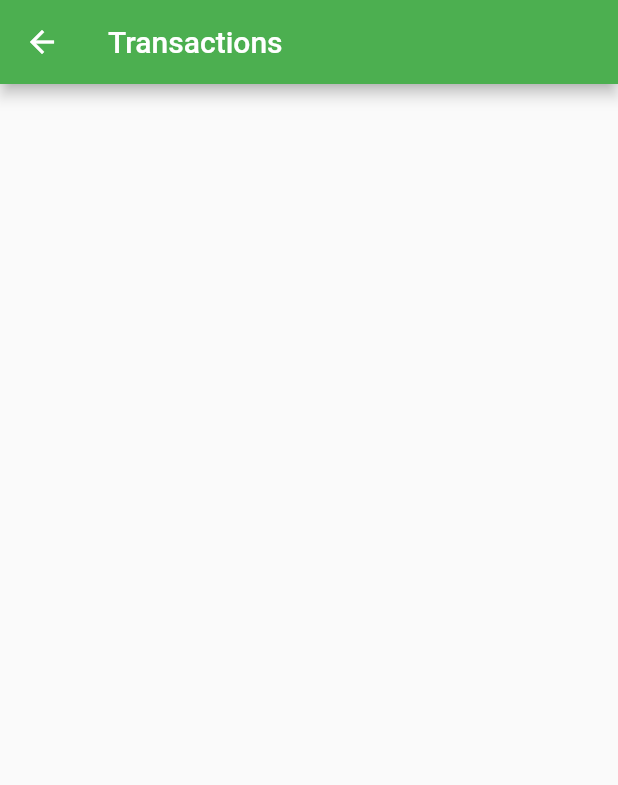
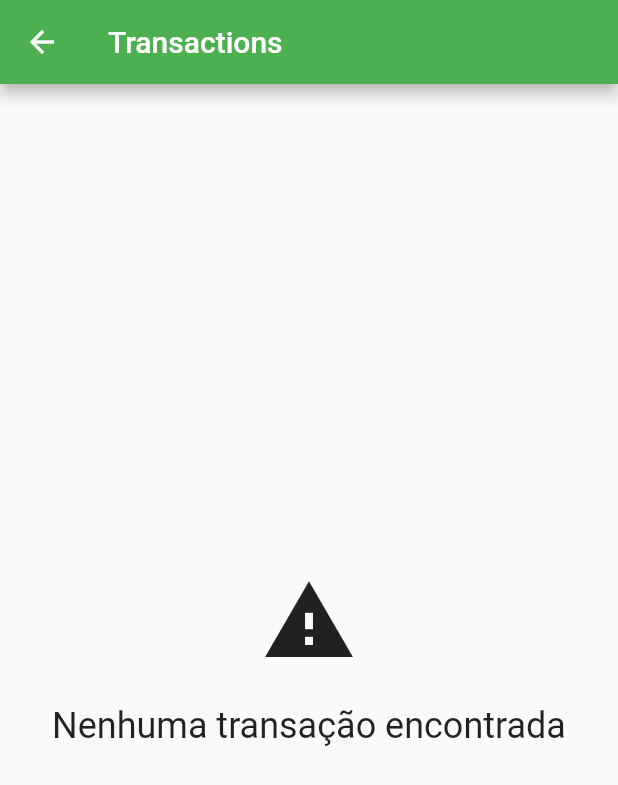
Before and after one commit to MGMAGNOJ/bytebankapi, a Flutter app: the TransactionsList screen opened directly, on a phone screen of 412 x 824 dp. Shown: the top 785 px of the screen. Run offline on Flutter 3.47's test engine with Material 2 defaults, Android fonts, the phone set to English and light mode, and no system bars; our stand-ins replace sqflite; missing offline and left inert: http_interceptor; accounts and stored records are empty; statements that could not run were skipped.

```diff
--- /dev/null
+++ b/lib/components/centered_message.dart
@@ -0,0 +1,40 @@
+import 'package:flutter/material.dart';
+
+class CenteredMessage extends StatelessWidget {
+  final String message;
+  final IconData icon;
+  final double iconSize;
+  final double fontSize;
+
+  CenteredMessage(
+    this.message, {
+    this.icon = Icons.warning,
+    this.iconSize = 64,
+    this.fontSize = 24,
+  });
+
+  @override
+  Widget build(BuildContext context) {
+    return Center(
+      child: Column(
+        mainAxisAlignment: MainAxisAlignment.center,
+        crossAxisAlignment: CrossAxisAlignment.center,
+        children: <Widget>[
+          Visibility(
+            child: Icon(
+              icon,
+              size: iconSize,
+            ),
+          ),
+          Padding(
+            padding: const EdgeInsets.only(top: 24.0),
+            child: Text(
+              message,
+              style: TextStyle(fontSize: fontSize),
+            ),
+          ),
+        ],
+      ),
+    );
+  }
+}
--- a/lib/screens/forms/contact_form.dart
+++ b/lib/screens/forms/contact_form.dart
@@ -64,9 +64,9 @@ class _ContactsFormState extends State<ContactsForm> {
                     final String _nome = _nameEditingController.text;
                     // solução para checagem de int no campo text.
                     // IMPORTANTE
-                    final String _conta_text = _contaEditingController.text;
-                    int _conta = int.tryParse(_conta_text) != null
-                        ? int.parse(_conta_text)
+                    final String _conta_Text = _contaEditingController.text;
+                    int _conta = int.tryParse(_conta_Text) != null
+                        ? int.parse(_conta_Text)
                         : 0;
                     // agora sim executar o processamento
                     final Contato novoContato = Contato(0, _nome, _conta);
--- a/lib/screens/transactions_list/transactions_list.dart
+++ b/lib/screens/transactions_list/transactions_list.dart
@@ -1,9 +1,10 @@
+import 'package:bytebankapp/components/centered_message.dart';
+import 'package:bytebankapp/components/waiting.dart';
 import 'package:bytebankapp/models/transaction.dart';
+import 'package:bytebankapp/web-api/webclient.dart';
 import 'package:flutter/material.dart';
 
 class TransactionsList extends StatelessWidget {
-  final List<Transaction> transactions = [];
-
   @override
   Widget build(BuildContext context) {
     //transactions.add(Transaction(100.0, Contato(0, 'Alex', 1000)));
@@ -11,7 +12,25 @@ class TransactionsList extends StatelessWidget {
       appBar: AppBar(
         title: Text('Transactions'),
       ),
-      body: ListView.builder(
+      body: FutureBuilder<List<Transaction>>(
+        future: findAll(),
+        builder: (context, snapshot) {
+          final List<Transaction>? transactions = snapshot.data;
+          switch (snapshot.connectionState) {
+            case ConnectionState.none:
+              break;
+            case ConnectionState.waiting:
+              return Waiting();
+              break;
+            case ConnectionState.active:
+              break;
+            case ConnectionState.done:
+              // Verifica se retornou dados e não um 404 por exemplo.
+              if (snapshot.hasData) {
+                final List<Transaction>? transactions = snapshot.data;
+                // Verifica  se tem registros.
+                if (transactions != null && transactions.isNotEmpty) {
+                  return ListView.builder(
                     itemBuilder: (context, index) {
                       final Transaction transaction = transactions[index];
                       return Card(
@@ -34,6 +53,14 @@ class TransactionsList extends StatelessWidget {
                       );
                     },
                     itemCount: transactions.length,
+                  );
+                  break;
+                }
+              }
+              return CenteredMessage("Nenhuma transação encontrada");
+          }
+          return CenteredMessage("Erro Desconhecido");
+        },
       ),
     );
   }
```
Also changed, not shown: lib/components/waiting.dart (added, +17 -0 lines), lib/main.dart (+10 -1 lines), lib/screens/contacts_list/contacts_list.dart (+16 -2 lines), lib/screens/forms/transaction_form.dart (added, +81 -0 lines), lib/web-api/webclient.dart (+56 -5 lines). Lines whose indentation alone changed are shown as unchanged.
